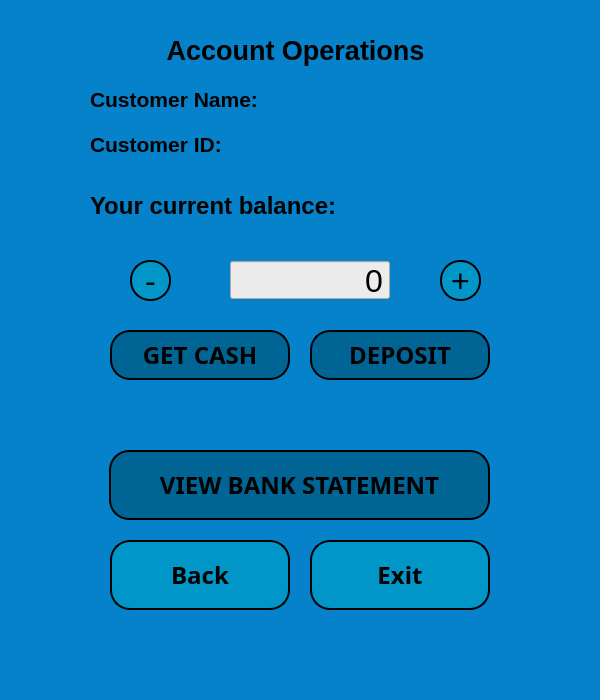
First picture: the form in QT_designer/customer_main_window.ui, repository sumeyrazenkin/Atm-Project, before the edit.
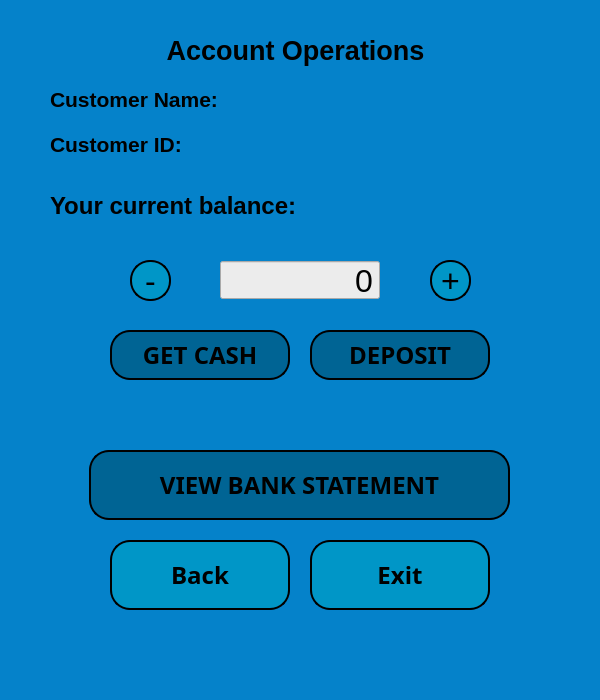
Second picture: the form after the edit.

Diff of the .ui file:
```diff
--- a/QT_designer/customer_main_window.ui
+++ b/QT_designer/customer_main_window.ui
@@ -260,7 +260,7 @@
    <widget class="QPushButton" name="csmainwdw_btn_moneyup">
     <property name="geometry">
      <rect>
-      <x>440</x>
+      <x>430</x>
       <y>260</y>
       <width>41</width>
       <height>41</height>
@@ -291,6 +291,12 @@
     <property name="text">
      <string>+</string>
     </property>
+    <property name="iconSize">
+     <size>
+      <width>16</width>
+      <height>16</height>
+     </size>
+    </property>
    </widget>
    <widget class="QPushButton" name="csmainwdw_btn_moneydown">
     <property name="geometry">
@@ -330,7 +336,7 @@
    <widget class="QSpinBox" name="csmainwdw_spinbox_money">
     <property name="geometry">
      <rect>
-      <x>230</x>
+      <x>220</x>
       <y>260</y>
       <width>160</width>
       <height>40</height>
@@ -380,9 +386,9 @@
    <widget class="QPushButton" name="csmainwdw_btn_statement">
     <property name="geometry">
      <rect>
-      <x>109</x>
+      <x>89</x>
       <y>450</y>
-      <width>381</width>
+      <width>421</width>
       <height>70</height>
      </rect>
     </property>
@@ -414,9 +420,9 @@
    <widget class="QLabel" name="csmainwdw_lbl_resultmessage">
     <property name="geometry">
      <rect>
-      <x>110</x>
+      <x>50</x>
       <y>390</y>
-      <width>381</width>
+      <width>501</width>
       <height>33</height>
      </rect>
     </property>
@@ -434,13 +440,16 @@
     <property name="text">
      <string/>
     </property>
+    <property name="alignment">
+     <set>Qt::AlignCenter</set>
+    </property>
    </widget>
    <widget class="QWidget" name="layoutWidget">
     <property name="geometry">
      <rect>
-      <x>90</x>
+      <x>50</x>
       <y>80</y>
-      <width>441</width>
+      <width>491</width>
       <height>83</height>
      </rect>
     </property>
@@ -483,6 +492,11 @@
       <layout class="QVBoxLayout" name="verticalLayout_2">
        <item>
         <widget class="QLabel" name="csmainwdw_lbl_CSname_show">
+         <property name="font">
+          <font>
+           <pointsize>9</pointsize>
+          </font>
+         </property>
          <property name="text">
           <string/>
          </property>
@@ -493,6 +507,11 @@
        </item>
        <item>
         <widget class="QLabel" name="csmainwdw_lbl_CSID_show">
+         <property name="font">
+          <font>
+           <pointsize>9</pointsize>
+          </font>
+         </property>
          <property name="text">
           <string/>
          </property>
@@ -508,9 +527,9 @@
    <widget class="QWidget" name="layoutWidget">
     <property name="geometry">
      <rect>
-      <x>90</x>
+      <x>50</x>
       <y>180</y>
-      <width>441</width>
+      <width>491</width>
       <height>51</height>
      </rect>
     </property>
```
Left out of the diff: 8 changed lines with no effect on the pictures.
